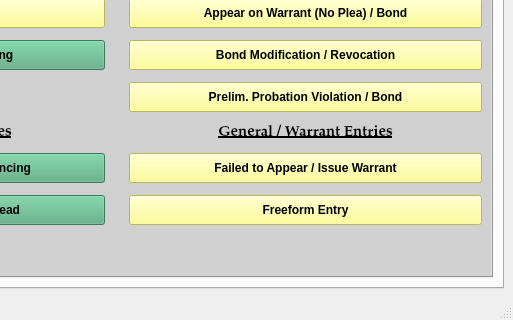
This is munientry/views/ui/MainWindow.ui in HunterProgram22/MuniEntry as Qt 5 draws it before an edit; both pictures show x 657 to 1170 and y 586 to 906 of the 1170 by 906 pixel window. The edited form follows.
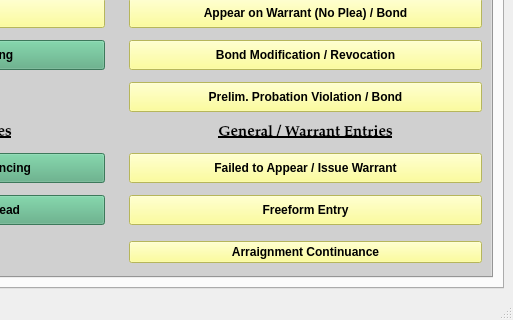
This is the edited form. Custom widgets are drawn as their Qt base class.

Commit message: Starting arraignment continue entry.

What changed in the file:
```diff
--- a/munientry/views/ui/MainWindow.ui
+++ b/munientry/views/ui/MainWindow.ui
@@ -784,6 +784,16 @@
                 </property>
                </widget>
               </item>
+              <item row="10" column="2">
+               <widget class="QPushButton" name="ArraignmentContinueButton">
+                <property name="styleSheet">
+                 <string notr="true">background-color: rgb(255, 255, 127);</string>
+                </property>
+                <property name="text">
+                 <string>Arraignment Continuance</string>
+                </property>
+               </widget>
+              </item>
              </layout>
             </widget>
             <widget class="QWidget" name="scheduling_Tab">
```
The commit also changes 11 other files.
